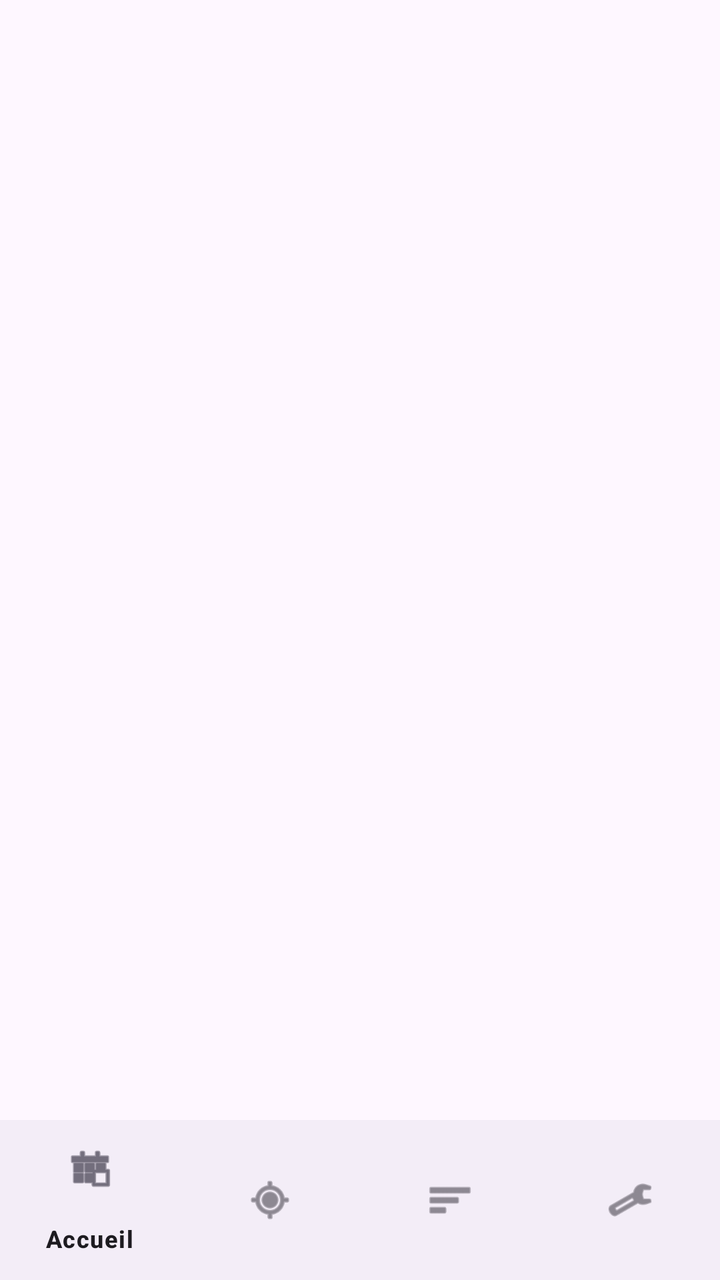
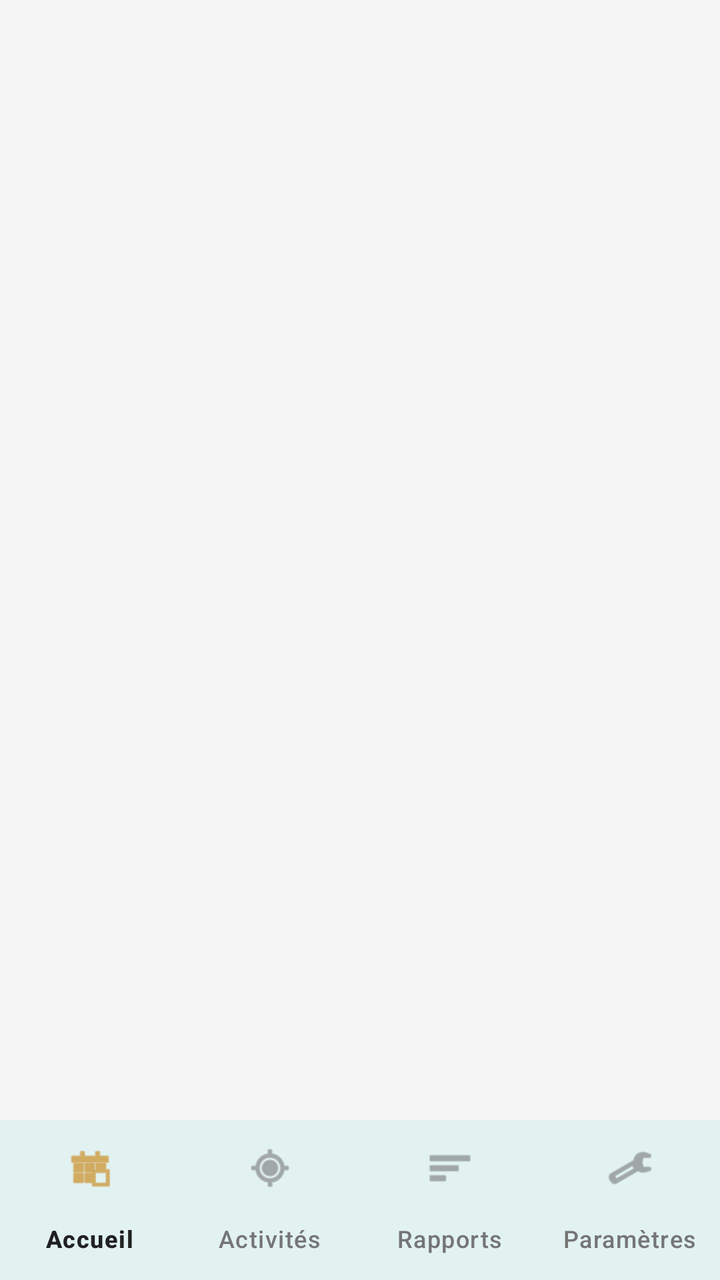

The first picture is an Android layout as it rendered before a commit; the second is the same layout after the commit. The layout source and the unified diff follow.
<!-- AndroidManifest.xml: application theme Theme.SmartLife -->
<!-- res/layout/activity_main.xml -->
<?xml version="1.0" encoding="utf-8"?>
<androidx.constraintlayout.widget.ConstraintLayout xmlns:android="http://schemas.android.com/apk/res/android"
    xmlns:app="http://schemas.android.com/apk/res-auto"
    xmlns:tools="http://schemas.android.com/tools"
    android:id="@+id/main"
    android:layout_width="match_parent"
    android:layout_height="match_parent"
    tools:context=".MainActivity">

    <FrameLayout
        android:id="@+id/fragment_container"
        android:layout_width="match_parent"
        android:layout_height="0dp"
        app:layout_constraintTop_toTopOf="parent"
        app:layout_constraintBottom_toTopOf="@id/bottom_navigation" />

    <com.google.android.material.bottomnavigation.BottomNavigationView
        android:id="@+id/bottom_navigation"
        android:layout_width="match_parent"
        android:layout_height="wrap_content"
        app:layout_constraintBottom_toBottomOf="parent"
        app:menu="@menu/bottom_nav_menu" />

</androidx.constraintlayout.widget.ConstraintLayout>
<!-- resources referenced by this layout -->
<resources>
  <style name="Theme.SmartLife" parent="Base.Theme.SmartLife" />
  <style name="Base.Theme.SmartLife" parent="Theme.Material3.DayNight.NoActionBar">
          
          
      </style>
</resources>

<!-- the commit's change to res/layout/activity_main.xml (unified diff, before → after) -->
@@ -5,6 +5,7 @@
     android:id="@+id/main"
     android:layout_width="match_parent"
     android:layout_height="match_parent"
+    android:background="?attr/android:windowBackground"
     tools:context=".MainActivity">
 
     <FrameLayout
@@ -18,7 +19,10 @@
         android:id="@+id/bottom_navigation"
         android:layout_width="match_parent"
         android:layout_height="wrap_content"
+        android:background="?attr/colorSurface"
+        app:elevation="8dp"
         app:layout_constraintBottom_toBottomOf="parent"
-        app:menu="@menu/bottom_nav_menu" />
+        app:menu="@menu/bottom_nav_menu"
+        app:labelVisibilityMode="labeled" />
 
 </androidx.constraintlayout.widget.ConstraintLayout>
<!-- resource entries referenced after the edit -->
@@ -1,9 +1,50 @@
 <!-- resources referenced by this layout -->
 <resources>
   <style name="Theme.SmartLife" parent="Base.Theme.SmartLife" />
-  <style name="Base.Theme.SmartLife" parent="Theme.Material3.DayNight.NoActionBar">
+  <style name="Base.Theme.SmartLife" parent="Theme.Material3.Light.NoActionBar">
           
           
+          <item name="colorPrimary">@color/primary_color</item>
+          <item name="colorOnPrimary">@color/white</item>
+          <item name="colorPrimaryContainer">@color/primary_light</item>
+          <item name="colorOnPrimaryContainer">@color/primary_dark</item>
+  
+          
+          <item name="colorSecondary">@color/secondary_color</item>
+          <item name="colorOnSecondary">@color/white</item>
+          <item name="colorSecondaryContainer">@color/secondary_light</item>
+          <item name="colorOnSecondaryContainer">@color/secondary_dark</item>
+  
+          
+          <item name="android:windowBackground">@color/bg_light</item>
+          <item name="colorSurface">@color/white</item>
+          <item name="colorOnSurface">@color/text_main</item>
+          <item name="colorSurfaceVariant">#EEEEEE</item>
+          <item name="colorOnSurfaceVariant">@color/text_secondary</item>
+          <item name="colorOutlineVariant">@color/outline_variant</item>
+  
+          
+          <item name="android:fontFamily">sans-serif</item>
+          <item name="textAppearanceTitleLarge">@style/TextAppearance.SmartLife.TitleLarge</item>
+          <item name="textAppearanceBodyMedium">@style/TextAppearance.SmartLife.BodyMedium</item>
+      </style>
+  <color name="primary_color">#009688</color>
+  <color name="white">#FFFFFFFF</color>
+  <color name="primary_light">#52c7b8</color>
+  <color name="primary_dark">#00675b</color>
+  <color name="secondary_color">#FFAB40</color>
+  <color name="secondary_light">#ffdd71</color>
+  <color name="secondary_dark">#c67c00</color>
+  <color name="bg_light">#F5F5F5</color>
+  <color name="text_main">#212121</color>
+  <color name="text_secondary">#757575</color>
+  <color name="outline_variant">#E0E0E0</color>
+  <style name="TextAppearance.SmartLife.TitleLarge" parent="TextAppearance.Material3.TitleLarge">
+          <item name="android:textStyle">bold</item>
+          <item name="android:textColor">@color/text_main</item>
+      </style>
+  <style name="TextAppearance.SmartLife.BodyMedium" parent="TextAppearance.Material3.BodyMedium">
+          <item name="android:textColor">@color/text_secondary</item>
       </style>
 </resources>
 
